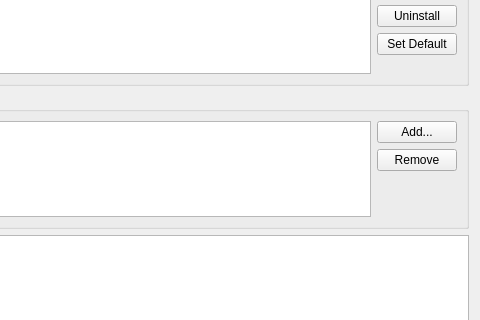
First picture: the form in Source/UI/RustInstaller.ui, repository krre/afterglow, before the edit; both pictures show x 332 to 812 and y 160 to 480 of the 812 by 600 pixel window.
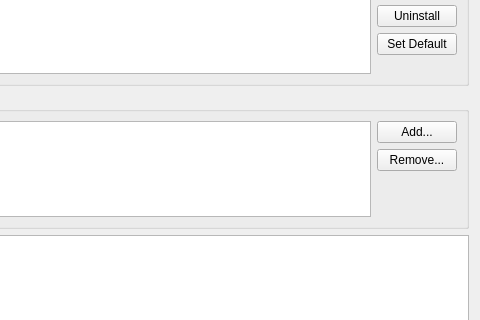
Second picture: the form after the edit.

Commit message: Add removing components by Rust Installer

Patch:
```diff
--- a/Source/UI/RustInstaller.ui
+++ b/Source/UI/RustInstaller.ui
@@ -159,7 +159,7 @@
         <item>
          <widget class="QPushButton" name="pushButtonRemoveComponent">
           <property name="text">
-           <string>Remove</string>
+           <string>Remove...</string>
           </property>
          </widget>
         </item>
```
The commit also changes 2 other files.
